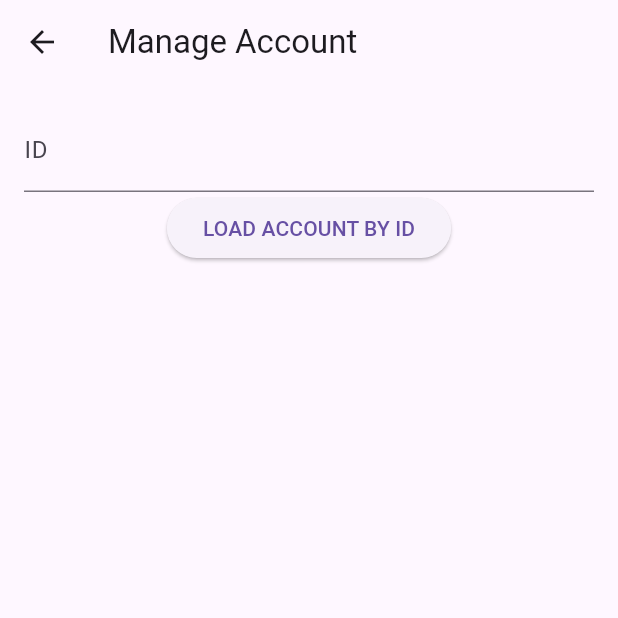
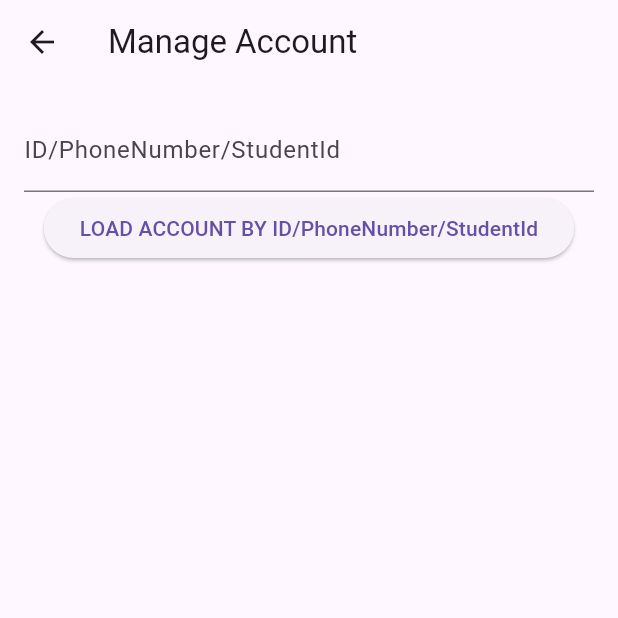
Before and after one commit to CableKungZ/Flutter_SACLUBS, a Flutter app: the AdminAccountManageScreen screen opened directly, on a phone screen of 412 x 824 dp, the top half of it. Run offline on Flutter 3.47's test engine with Material 3 defaults, Android fonts, the phone set to English and light mode, and no system bars; our stand-ins replace fluttertoast, shared_preferences; accounts and stored records are empty.

Commit message:
edit admin manager

```diff
--- a/lib/screens/admin_account_manage_screen.dart
+++ b/lib/screens/admin_account_manage_screen.dart
@@ -101,7 +101,7 @@ class _AdminAccountManageScreenState extends State<AdminAccountManageScreen> {
                 children: [
                   TextFormField(
                     controller: _idController,
-                    decoration: InputDecoration(labelText: 'ID'),
+                    decoration: InputDecoration(labelText: 'ID/PhoneNumber/StudentId'),
                     validator: (value) {
                       if (value == null || value.isEmpty) {
                         return 'ID is required';
@@ -115,7 +115,7 @@ class _AdminAccountManageScreenState extends State<AdminAccountManageScreen> {
                         loadAccount();
                       }
                     },
-                    child: Text('LOAD ACCOUNT BY ID'),
+                    child: Text('LOAD ACCOUNT BY ID/PhoneNumber/StudentId'),
                   ),
                 ],
               ),
```
